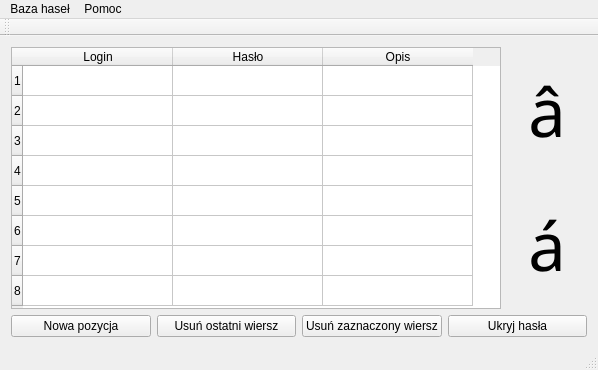
Above: mainwindow.ui from ogendogen/qt_passwords_manager before the change. Below: the same form after it.
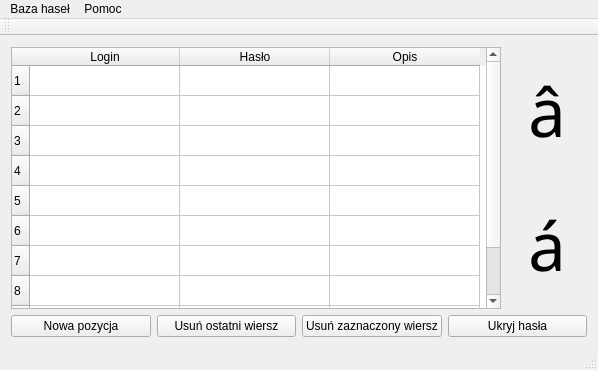
That is the form after the change.

Diff of the .ui file:
```diff
--- a/mainwindow.ui
+++ b/mainwindow.ui
@@ -44,7 +44,7 @@
          <enum>Qt::SolidLine</enum>
         </property>
         <property name="rowCount">
-         <number>8</number>
+         <number>10</number>
         </property>
         <property name="columnCount">
          <number>3</number>
@@ -60,6 +60,8 @@
         <row/>
         <row/>
         <row/>
+        <row/>
+        <row/>
         <column>
          <property name="text">
           <string>Login</string>
```
